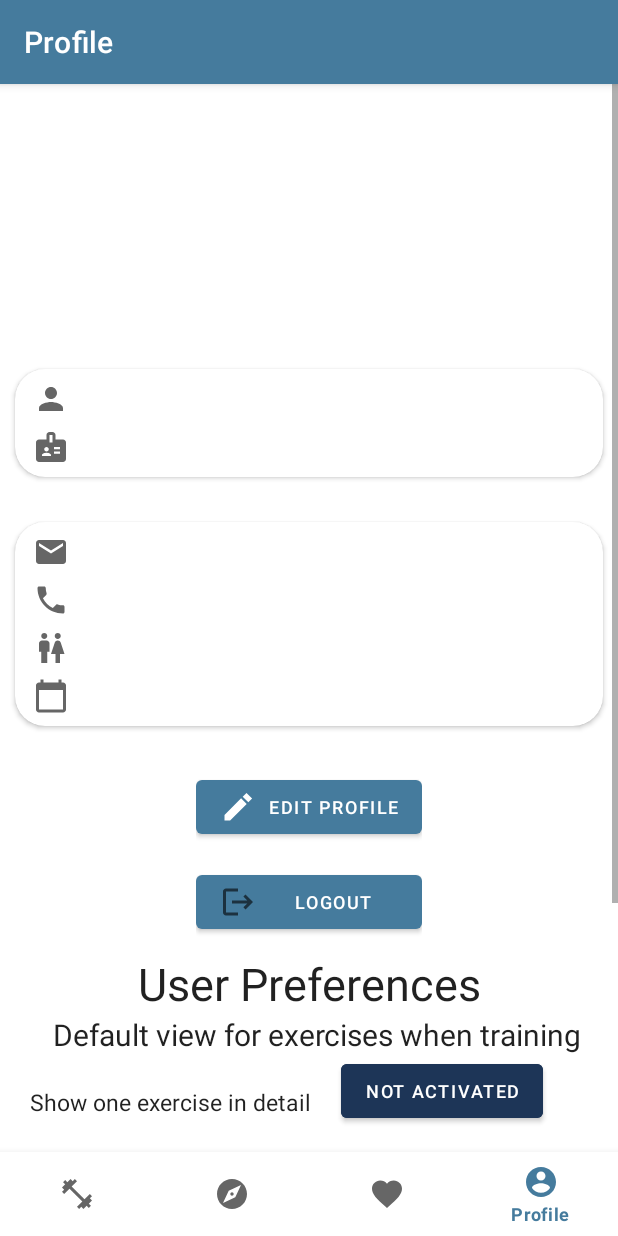
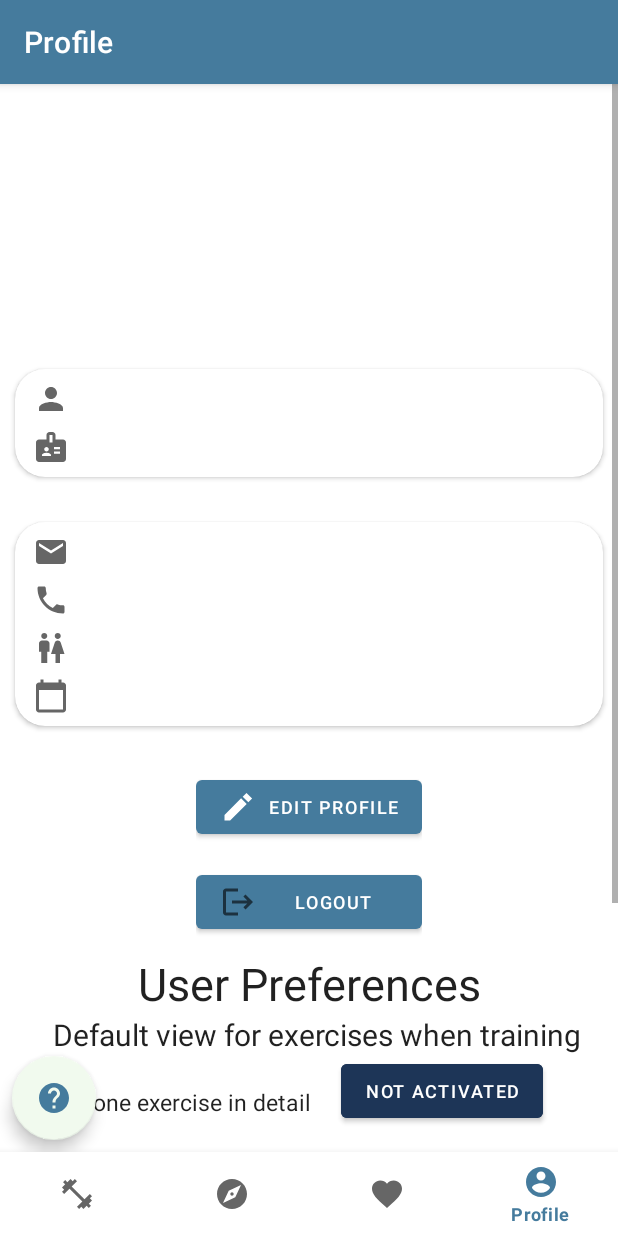
Before and after one commit to bsquillari/TrainMe, an Android app: the ProfileFragment screen opened through its navigation route, on a phone screen of 412 x 824 dp. Run offline under Robolectric (Android 15) with nearby library versions, the phone set to English and light mode, and no system bars; our stand-ins replace Picasso, navigation-ui; network calls fail; pictures from the network do not load.

Commit message:
Agrego Help

```diff
--- a/app/src/main/java/com/trainme/api/ApiClient.java
+++ b/app/src/main/java/com/trainme/api/ApiClient.java
@@ -22,7 +22,7 @@ public class ApiClient {
     // No usar localhost o la IP 127.0.0.1 porque es la interfaz de loopback
     // del emulador. La forma de salir del emulador para acceder al localhost
     // de host del mismo es usando la IP 10.0.2.2.
-    public static final String BASE_URL = "http://10.0.2.2:8080/api/";
+    public static final String BASE_URL = "http://192.168.0.33:8080/api/";
 
     private ApiClient() {
     }
--- a/app/src/main/java/com/trainme/ui/profile/ProfileFragment.java
+++ b/app/src/main/java/com/trainme/ui/profile/ProfileFragment.java
@@ -1,6 +1,7 @@
 package com.trainme.ui.profile;
 
 import android.app.AlertDialog;
+import android.app.Dialog;
 import android.content.Context;
 import android.content.DialogInterface;
 import android.content.Intent;
@@ -98,6 +99,10 @@ public class ProfileFragment extends Fragment {
                     .setNegativeButton(R.string.no, null)
                     .show();
 
+        });
+
+        binding.helpButton.setOnClickListener(v -> {
+            new AlertDialog.Builder(getContext()).setTitle("Do you need help?").setMessage(R.string.HelpText).show();
         });
         SharedPreferences settings0 = getActivity().getSharedPreferences("UserPreferences", 0);
         if(settings0!=null){
--- /dev/null
+++ b/app/src/main/res/drawable/ic_baseline_help_24.xml
@@ -0,0 +1,11 @@
+<vector xmlns:android="http://schemas.android.com/apk/res/android"
+    android:width="24dp"
+    android:height="24dp"
+    android:viewportWidth="24"
+    android:viewportHeight="24"
+    android:tint="?attr/colorControlNormal"
+    android:autoMirrored="true">
+  <path
+      android:fillColor="@android:color/white"
+      android:pathData="M12,2C6.48,2 2,6.48 2,12s4.48,10 10,10 10,-4.48 10,-10S17.52,2 12,2zM13,19h-2v-2h2v2zM15.07,11.25l-0.9,0.92C13.45,12.9 13,13.5 13,15h-2v-0.5c0,-1.1 0.45,-2.1 1.17,-2.83l1.24,-1.26c0.37,-0.36 0.59,-0.86 0.59,-1.41 0,-1.1 -0.9,-2 -2,-2s-2,0.9 -2,2L8,9c0,-2.21 1.79,-4 4,-4s4,1.79 4,4c0,0.88 -0.36,1.68 -0.93,2.25z"/>
+</vector>
--- a/app/src/main/res/layout/fragment_profile.xml
+++ b/app/src/main/res/layout/fragment_profile.xml
@@ -1,8 +1,12 @@
 <?xml version="1.0" encoding="utf-8"?><!--<androidx.constraintlayout.widget.ConstraintLayout xmlns:android="http://schemas.android.com/apk/res/android"-->
-<ScrollView android:layout_height="match_parent" android:layout_width="match_parent"
-    xmlns:android="http://schemas.android.com/apk/res/android">
-    <LinearLayout xmlns:android="http://schemas.android.com/apk/res/android"
-        xmlns:app="http://schemas.android.com/apk/res-auto"
+<RelativeLayout  xmlns:app="http://schemas.android.com/apk/res-auto"
+    xmlns:android="http://schemas.android.com/apk/res/android"
+    android:layout_height="match_parent"
+    android:layout_width="match_parent">
+
+    <ScrollView android:layout_height="match_parent"
+        android:layout_width="match_parent">
+        <LinearLayout
             android:layout_width="match_parent"
             android:layout_height="match_parent"
             android:gravity="center_horizontal"
@@ -151,6 +155,7 @@
                 android:layout_height="wrap_content"
                 android:orientation="vertical"
                 >
+
                 <TextView
                     android:layout_width="match_parent"
                     android:layout_height="wrap_content"
@@ -297,10 +302,27 @@
                             android:text="@string/title_profile"
                             />
                     </LinearLayout>
+
+
                 </LinearLayout>
             </LinearLayout>
+
         </LinearLayout>
+
     </ScrollView>
+
+    <com.google.android.material.floatingactionbutton.FloatingActionButton
+        android:id="@+id/helpButton"
+        android:layout_width="70dp"
+        android:layout_height="wrap_content"
+        android:layout_marginLeft="8dp"
+        android:layout_marginBottom="8dp"
+       android:layout_alignParentLeft="true"
+       android:layout_alignParentBottom="true"
+        app:srcCompat="@drawable/ic_baseline_help_24"/>
+</RelativeLayout>
+
+
 
 
     <!--</LinearLayout>-->
--- a/app/src/main/res/values/strings.xml
+++ b/app/src/main/res/values/strings.xml
@@ -89,4 +89,5 @@
     <string name="rate">Rate</string>
     <string name="checkConnection">Please check your connection and try again.</string>
     <string name="editProfileConfirm">Profile data saved</string>
+    <string name="HelpText">MyRoutines: This is where you will find all the routines you ever created.\n\nExplore: Here you can find all the other routines created by our community. You can quickly identify the hard ones because they are marked with a darker color.\n\nFavourites: You can add routines to this list so you have a quick access to them.\n\nProfile: See and edit all your personal data.\n</string>
 </resources>
```
Lines whose indentation alone changed are shown as unchanged.
